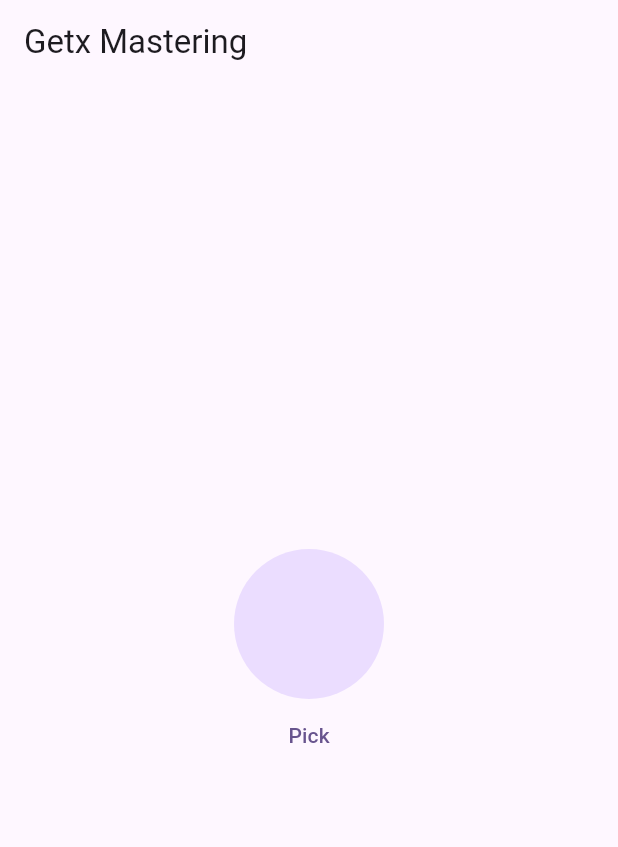
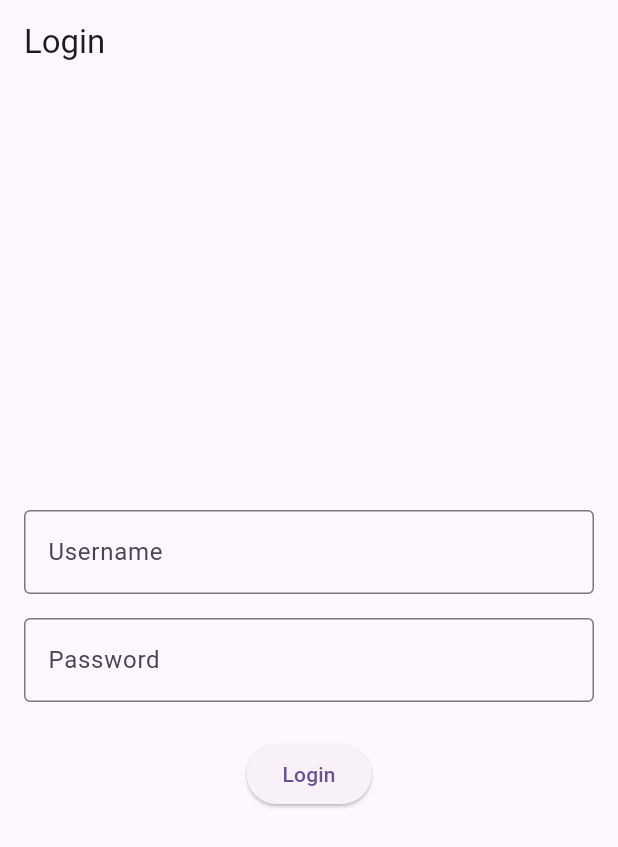
Before and after one commit to 9xRahul/getx_mastering, a Flutter app: the screen it shows after launch, on a phone screen of 412 x 824 dp. Shown: the top 847 px of the screen. Run offline on Flutter 3.47's test engine with Material 3 defaults, Android fonts, the phone set to English and light mode, and no system bars; our stand-ins replace get, image_picker.

Commit message:
Getx - Post API

```diff
--- a/lib/home_screen.dart
+++ b/lib/home_screen.dart
@@ -2,6 +2,7 @@ import 'dart:io';
 
 import 'package:flutter/material.dart';
 import 'package:get/get.dart';
+import 'package:learning_getx/login_controller.dart';
 import 'package:learning_getx/slider_controller.dart';
 
 class HomeScreen extends StatefulWidget {
@@ -12,34 +13,47 @@ class HomeScreen extends StatefulWidget {
 }
 
 class _HomeScreenState extends State<HomeScreen> {
-  final Controller controller = Get.put(Controller());
+  final LoginController controller = Get.put(LoginController());
 
   @override
   Widget build(BuildContext context) {
     return Scaffold(
-      appBar: AppBar(title: Text("Getx Mastering")),
-      body: Obx(() {
-        return Center(
-          child: Column(
-            mainAxisAlignment: .center,
-            crossAxisAlignment: .center,
-            children: [
-              CircleAvatar(
-                radius: 50,
-                backgroundImage: controller.imagePath.isNotEmpty
-                    ? FileImage(File(controller.imagePath.toString()))
-                    : null,
+      appBar: AppBar(title: const Text('Login')),
+      body: Padding(
+        padding: const EdgeInsets.all(16.0),
+        child: Column(
+          mainAxisAlignment: .center,
+          children: [
+            TextField(
+              controller: controller.emailController.value,
+              decoration: const InputDecoration(
+                labelText: 'Username',
+                border: OutlineInputBorder(),
               ),
-              TextButton(
+            ),
+            const SizedBox(height: 16),
+            TextField(
+              controller: controller.passwordController.value,
+              obscureText: true,
+              decoration: const InputDecoration(
+                labelText: 'Password',
+                border: OutlineInputBorder(),
+              ),
+            ),
+            const SizedBox(height: 24),
+            Obx(() {
+              return ElevatedButton(
                 onPressed: () {
-                  controller.getImage();
+                  controller.loginApi();
                 },
-                child: Text("Pick"),
-              ),
-            ],
-          ),
-        );
-      }),
+                child: controller.isLoading.value
+                    ? CircularProgressIndicator()
+                    : const Text('Login'),
+              );
+            }),
+          ],
+        ),
+      ),
     );
   }
 }
--- /dev/null
+++ b/lib/login_controller.dart
@@ -0,0 +1,36 @@
+import 'dart:convert';
+
+import 'package:flutter/material.dart';
+import 'package:get/route_manager.dart';
+import 'package:get/state_manager.dart';
+import 'package:http/http.dart' as http;
+
+class LoginController extends GetxController {
+  final emailController = TextEditingController().obs;
+  final passwordController = TextEditingController().obs;
+
+  RxBool isLoading = false.obs;
+
+  void loginApi() async {
+    isLoading.value = true;
+    try {
+      final response = await http.post(
+        Uri.parse('https://dummyjson.com/auth/login'),
+        body: {"username": "emilys", "password": "emilyspass"},
+      );
+
+      var data = jsonDecode(response.body);
+      debugPrint(response.statusCode.toString());
+      if (response.statusCode == 200) {
+        isLoading.value = false;
+        Get.snackbar("Login Success", data['firstName']);
+      } else {
+        isLoading.value = false;
+        Get.snackbar("Login Failed", data['message']);
+      }
+    } catch (e) {
+      isLoading.value = false;
+      Get.snackbar("Exception", e.toString());
+    }
+  }
+}
--- a/pubspec.yaml
+++ b/pubspec.yaml
@@ -36,6 +36,7 @@ dependencies:
   cupertino_icons: ^1.0.8
   get: ^4.7.3
   image_picker: ^1.2.1
+  http: ^1.6.0
 
 dev_dependencies:
   flutter_test:
```
